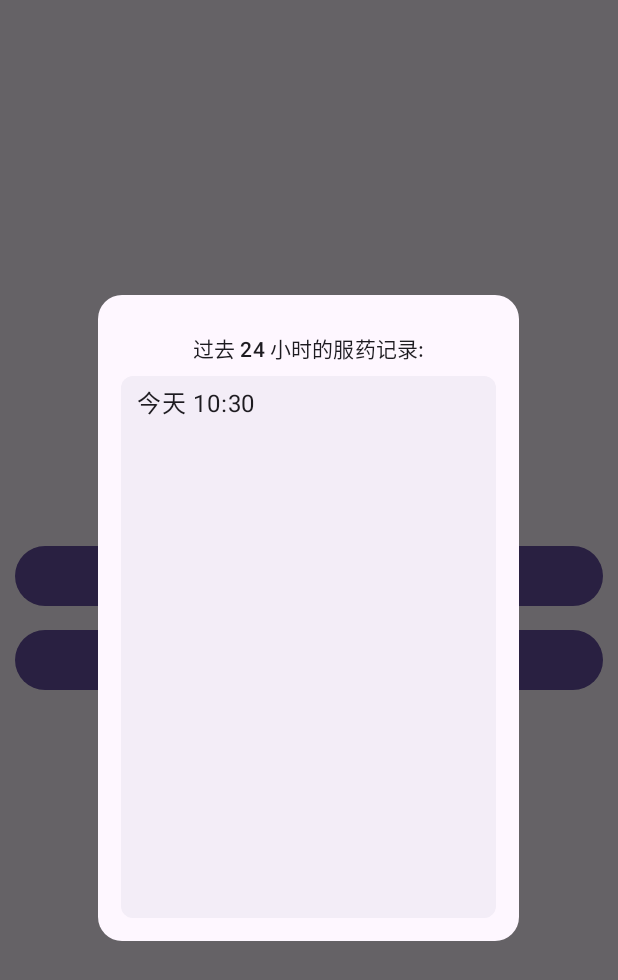
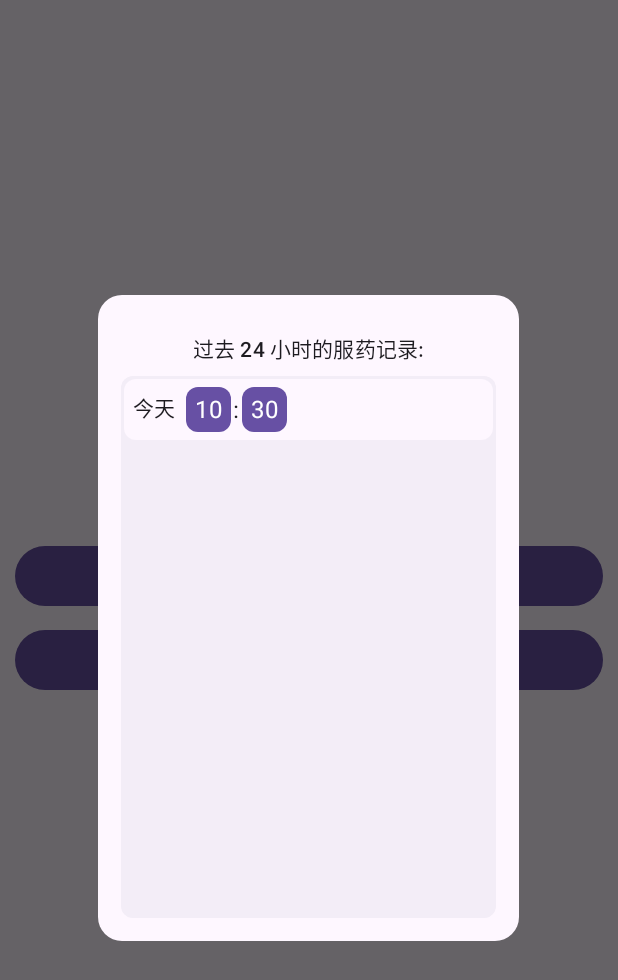
Before and after one commit to HHsomeHand/did-i-take-my-meds, an Android app built with Jetpack Compose: the screen it shows after launch (MainActivity), after a tap on "显示记录", on a phone screen of 412 x 824 dp. Shown: the top 980 px of the screen. Run offline under Robolectric (Android 15) with nearby library versions, the phone set to English and light mode, and no system bars; libraries missing offline, so code that uses them is left out: com.permissionx.guolindev; 1 statement that could not run was skipped.

Commit message:
wip: 基本实现了样式, 继续调整中ing

```diff
--- a/app/src/main/java/com/github/hhsomehand/ui/RecordSection.kt
+++ b/app/src/main/java/com/github/hhsomehand/ui/RecordSection.kt
@@ -2,21 +2,27 @@ package com.github.hhsomehand.ui
 
 import android.text.format.DateUtils.formatDateTime
 import android.widget.Button
+import android.widget.Space
 import androidx.compose.animation.AnimatedVisibility
 import androidx.compose.animation.core.FastOutSlowInEasing
 import androidx.compose.animation.core.tween
 import androidx.compose.foundation.ExperimentalFoundationApi
 import androidx.compose.foundation.background
 import androidx.compose.foundation.clickable
+import androidx.compose.foundation.layout.Arrangement
 import androidx.compose.foundation.layout.Box
 import androidx.compose.foundation.layout.Column
 import androidx.compose.foundation.layout.PaddingValues
+import androidx.compose.foundation.layout.Row
 import androidx.compose.foundation.layout.Spacer
 import androidx.compose.foundation.layout.fillMaxSize
 import androidx.compose.foundation.layout.fillMaxWidth
 import androidx.compose.foundation.layout.height
+import androidx.compose.foundation.layout.offset
 import androidx.compose.foundation.layout.padding
+import androidx.compose.foundation.layout.size
 import androidx.compose.foundation.layout.width
+import androidx.compose.foundation.layout.wrapContentSize
 import androidx.compose.foundation.lazy.LazyColumn
 import androidx.compose.foundation.lazy.items
 import androidx.compose.foundation.lazy.itemsIndexed
@@ -36,6 +42,7 @@ import androidx.compose.runtime.mutableStateOf
 import androidx.compose.runtime.remember
 import androidx.compose.runtime.saveable.rememberSaveable
 import androidx.compose.runtime.setValue
+import androidx.compose.ui.Alignment
 import androidx.compose.ui.Modifier
 import androidx.compose.ui.draw.clip
 import androidx.compose.ui.graphics.Color
@@ -166,7 +173,8 @@ fun ShowRecordDialogContent() {
         Spacer(Modifier.height(Spacing.SMALL.value))
 
         LazyColumn(
-            contentPadding = PaddingValues(horizontal = 10.dp, vertical = 5.dp),
+            contentPadding = PaddingValues(horizontal = 2.dp, vertical = 2.dp),
+            verticalArrangement = Arrangement.spacedBy(2.dp),
             modifier = Modifier
                 .fillMaxSize()
                 .clip(MaterialTheme.shapes.small)
@@ -228,24 +236,76 @@ fun MedRecordDisplayer(
     medRecord: MedRecord,
     modifier: Modifier = Modifier
 ) {
-    val fmt = formatDateTime(medRecord.date)
+    val date = medRecord.date
 
-    Text(
-        textAlign = TextAlign.Center,
-        text = fmt,
+    Row (
+        verticalAlignment = Alignment.CenterVertically,
         modifier = modifier
-    )
+            .fillMaxWidth()
+            .clip(MaterialTheme.shapes.small)
+            .background(MaterialTheme.colorScheme.surface)
+            .padding(vertical = 5.dp)
+    ) {
+        Spacer(Modifier.width(6.dp))
+
+        Text(
+            text = formatDate(date),
+            style = MaterialTheme.typography.titleSmall,
+            modifier = Modifier
+                .align(Alignment.Top)
+                .offset(y = 3.dp)
+        )
+
+        Spacer(Modifier.width(6.dp))
+
+        TimeNumberDisplayer(formatHour(date))
+
+        Spacer(Modifier.width(1.dp))
+
+        Text(
+            text = ":"
+        )
+
+        Spacer(Modifier.width(1.dp))
+
+        TimeNumberDisplayer(formatMinute(date))
+
+    }
 }
 
-fun formatDateTime(dateTime: LocalDateTime): String {
+@Composable
+fun TimeNumberDisplayer(text: String) {
+    Box(
+        modifier = Modifier
+            .size(30.dp)
+            .clip(MaterialTheme.shapes.small)
+            .background(MaterialTheme.colorScheme.primary)
+    ) {
+        Text(
+            text = text,
+            color = MaterialTheme.colorScheme.onPrimary,
+            modifier = Modifier
+                .align(Alignment.Center)
+        )
+    }
+}
+
+// 获取 今天 / 明天
+fun formatDate(dateTime: LocalDateTime): String {
     val today = LocalDate.now()
     val date = dateTime.toLocalDate()
-    val timeFormatter = DateTimeFormatter.ofPattern("HH:mm")
-    val timePart = dateTime.format(timeFormatter)
 
     return when (date) {
-        today -> "今天 $timePart"
-        today.minusDays(1) -> "昨天 $timePart"
-        else -> date.format(DateTimeFormatter.ofPattern("MM月dd日")) + " " + timePart
+        today -> "今天"
+        today.minusDays(1) -> "昨天"
+        else -> date.format(DateTimeFormatter.ofPattern("MM月dd日"))
     }
 }
+
+fun formatHour(dateTime: LocalDateTime): String {
+    return dateTime.hour.toString().padStart(2, '0')
+}
+
+fun formatMinute(dateTime: LocalDateTime): String {
+    return dateTime.minute.toString().padStart(2, '0')
+}
```
